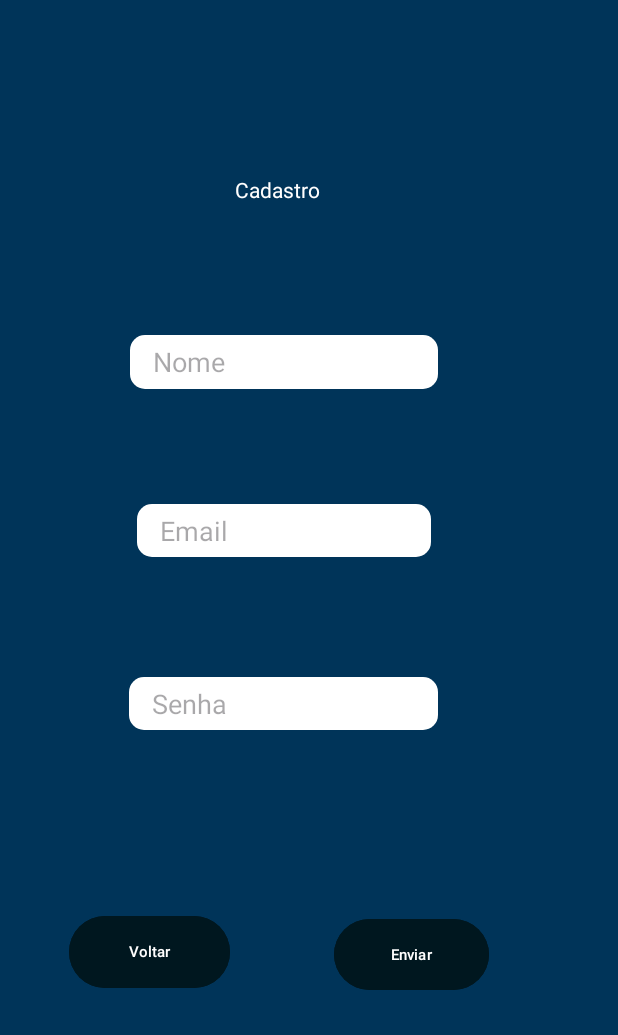
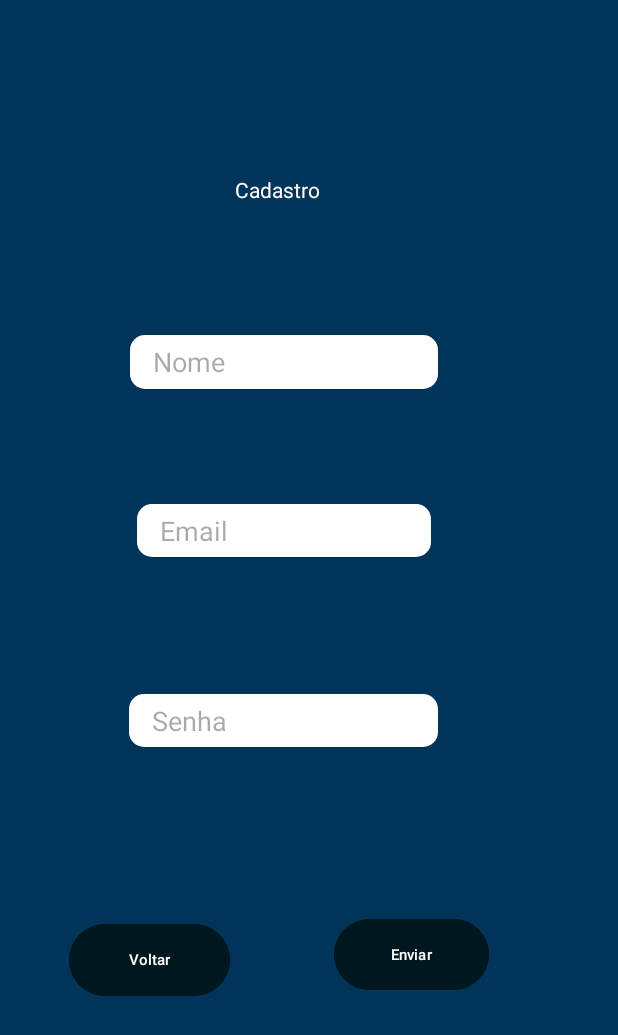
Before and after one commit to joselucas0/Controle-de-Endere-os, an Android app: the ActivityCadastro screen opened directly, with no data from a screen before it, on a phone screen of 412 x 824 dp. Shown: the top 1035 px of the screen. Run offline under Robolectric (Android 15) with nearby library versions, the phone set to English and light mode, and no system bars.

Commit message:
correcao de bugs

```diff
--- a/BDRoom24/app/src/main/java/com/example/bdroom24/activities/ActivityLogin.java
+++ b/BDRoom24/app/src/main/java/com/example/bdroom24/activities/ActivityLogin.java
@@ -1,7 +1,6 @@
 package com.example.bdroom24.activities;
 
 import androidx.appcompat.app.AppCompatActivity;
-
 import android.content.Intent;
 import android.os.Bundle;
 import android.view.View;
--- a/BDRoom24/app/src/main/res/layout/activity_cadastro.xml
+++ b/BDRoom24/app/src/main/res/layout/activity_cadastro.xml
@@ -1,7 +1,8 @@
 <?xml version="1.0" encoding="utf-8"?>
 <androidx.constraintlayout.widget.ConstraintLayout xmlns:android="http://schemas.android.com/apk/res/android"
     xmlns:app="http://schemas.android.com/apk/res-auto"
-    xmlns:tools="http://schemas.android.com/tools"
+    xmlns:tools="http://schemas.andr
+    oid.com/tools"
     android:layout_width="match_parent"
     android:layout_height="match_parent"
     android:background="@color/azulPrincipal">
@@ -33,7 +34,7 @@
         android:ems="10"
         android:hint="Nome"
         android:paddingStart="15dp"
-        android:style="@style/EditTextHintSmall"
+
         app:layout_constraintBottom_toBottomOf="parent"
         app:layout_constraintEnd_toEndOf="parent"
         app:layout_constraintStart_toStartOf="parent"
@@ -51,7 +52,6 @@
         android:ems="10"
         android:hint="Email"
         android:paddingStart="15dp"
-        android:style="@style/EditTextHintSmall"
         app:layout_constraintBottom_toBottomOf="parent"
         app:layout_constraintEnd_toEndOf="parent"
         app:layout_constraintStart_toStartOf="parent"
@@ -69,12 +69,10 @@
         android:ems="10"
         android:hint="Senha"
         android:paddingStart="15dp"
-        android:style="@style/EditTextHintSmall"
         app:layout_constraintBottom_toBottomOf="parent"
         app:layout_constraintEnd_toEndOf="parent"
         app:layout_constraintHorizontal_bias="1.0"
         app:layout_constraintStart_toStartOf="parent"
-        app:layout_constraintTop_toBottomOf="@+id/editEmail"
         app:layout_constraintVertical_bias="0.588" />
 
     <Button
--- a/BDRoom24/app/src/main/res/layout/activity_login.xml
+++ b/BDRoom24/app/src/main/res/layout/activity_login.xml
@@ -33,7 +33,6 @@
         android:background="@drawable/rounded_edittext_background"
         android:ems="10"
         android:hint="Email"
-        android:style="@style/EditTextHintSmall"
         android:inputType="text"
         android:paddingStart="15dp"
         app:layout_constraintBottom_toBottomOf="parent"
@@ -55,7 +54,6 @@
         android:ems="10"
         android:hint="Senha"
         android:paddingStart="15dp"
-        android:style="@style/EditTextHintSmall"
         android:inputType="textPassword"
         app:layout_constraintBottom_toBottomOf="parent"
         app:layout_constraintEnd_toEndOf="parent"
--- a/BDRoom24/app/src/main/res/values/strings.xml
+++ b/BDRoom24/app/src/main/res/values/strings.xml
@@ -1,3 +1,4 @@
 <resources>
     <string name="app_name">BDRoom24</string>
+    <string name="title_activity_menu">Menu</string>
 </resources>
```
Also changed, not shown: BDRoom24/app/src/main/AndroidManifest.xml (+8 -5 lines).
